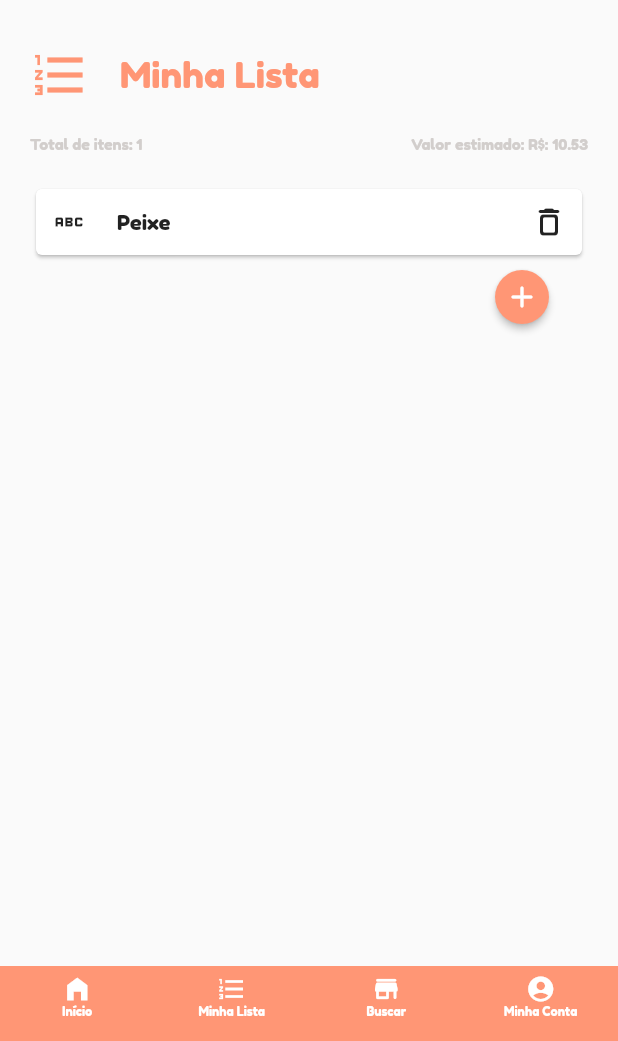
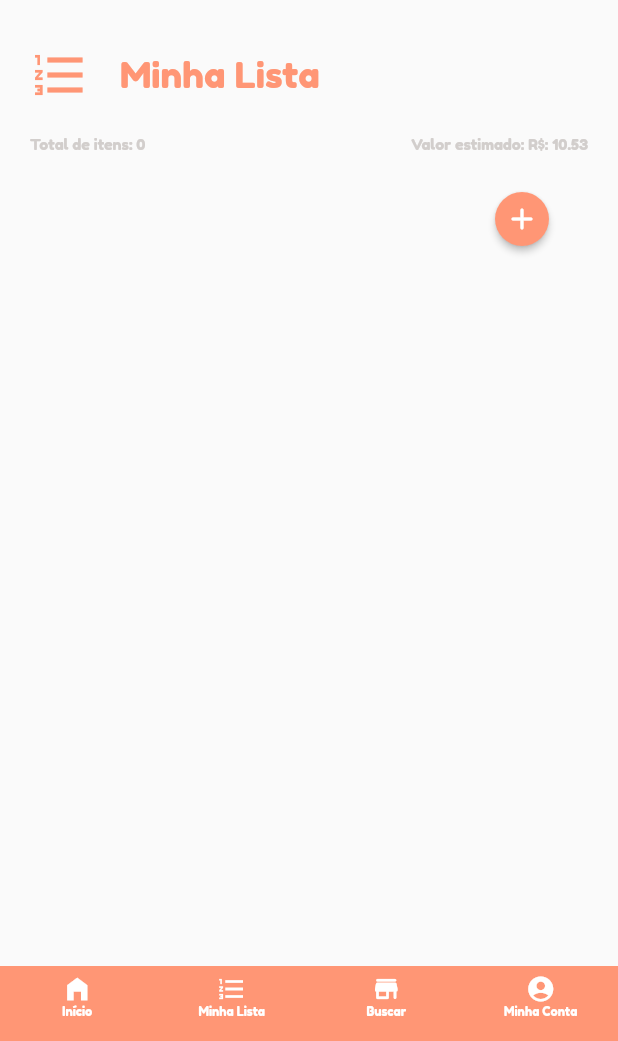
Before and after one commit to FelipeMaced0/simple_market, a Flutter app: the CommonScreen screen opened directly, item 2 of the bottom bar chosen, after a tap on the "add" icon, after a tap on the "delete outline" icon, on a phone screen of 412 x 824 dp, the part 195-1236 px from its top. Run offline on Flutter 3.47's test engine with Material 2 defaults, Android fonts, the phone set to English and light mode, and no system bars; our stand-ins replace flutter_svg.

Commit message:
Is possible to add and delete products from list

```diff
--- a/lib/screens/my_list.dart
+++ b/lib/screens/my_list.dart
@@ -13,44 +13,10 @@ class MyList extends StatefulWidget {
 class _MyListState extends State<MyList> {
   int _totalItens = 0;
   double _totalValue = 10.53;
-  List<Widget> _products = [];
+  List<String> _products = [];
 
   void addProduct() {
-    _products = [
-      ..._products,
-      Card(
-        key: UniqueKey(),
-        child: Container(
-          padding: const EdgeInsets.all(10),
-          child: Row(
-            mainAxisSize: MainAxisSize.max,
-            mainAxisAlignment: MainAxisAlignment.spaceBetween,
-            children: [
-              Row(
-                children: [
-                  Container(
-                    margin: const EdgeInsets.only(right: 20),
-                    child: const Icon(Icons.abc),
-                  ),
-                  const Text("Peixe"),
-                ],
-              ),
-              Row(
-                mainAxisAlignment: MainAxisAlignment.end,
-                children: [
-                  InkWell(
-                    child: const Icon(
-                      Icons.delete_outline_rounded,
-                    ),
-                    onTap: () {},
-                  ),
-                ],
-              )
-            ],
-          ),
-        ),
-      )
-    ];
+    _products = [..._products, "Teste ${_totalItens + 1}"];
   }
 
   @override
@@ -118,9 +84,51 @@ class _MyListState extends State<MyList> {
         ),
         Flexible(
           flex: 4,
-          child: ListView(
+          child: ListView.builder(
             shrinkWrap: true,
-            children: _products,
+            itemCount: _products.length,
+            itemBuilder: (context, index) {
+              final product = _products[index];
+              return Dismissible(
+                key: Key(product),
+                child: Card(
+                  child: Container(
+                    padding: const EdgeInsets.all(10),
+                    child: Row(
+                      mainAxisSize: MainAxisSize.max,
+                      mainAxisAlignment: MainAxisAlignment.spaceBetween,
+                      children: [
+                        Row(
+                          children: [
+                            Container(
+                              margin: const EdgeInsets.only(right: 20),
+                              child: const Icon(Icons.abc),
+                            ),
+                            const Text("Peixe"),
+                          ],
+                        ),
+                        Row(
+                          mainAxisAlignment: MainAxisAlignment.end,
+                          children: [
+                            InkWell(
+                              child: const Icon(
+                                Icons.delete_outline_rounded,
+                              ),
+                              onTap: () {
+                                setState(() {
+                                  _products.removeAt(index);
+                                  _totalItens -= 1;
+                                });
+                              },
+                            ),
+                          ],
+                        )
+                      ],
+                    ),
+                  ),
+                ),
+              );
+            },
           ),
         ),
         Flexible(
```
